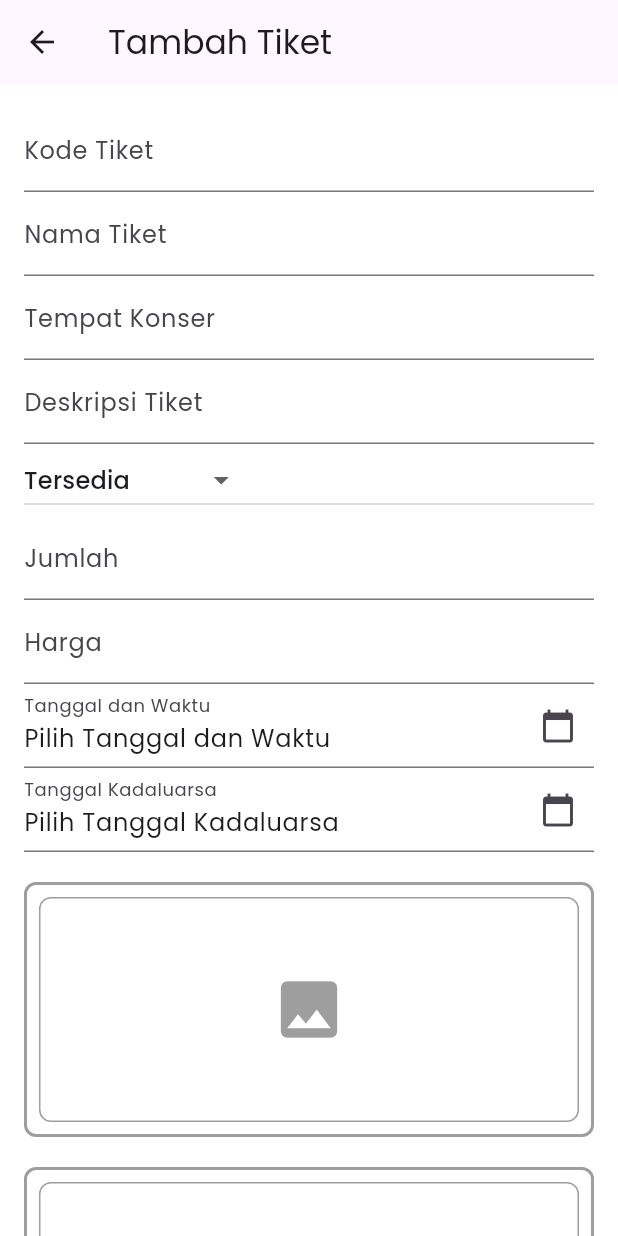
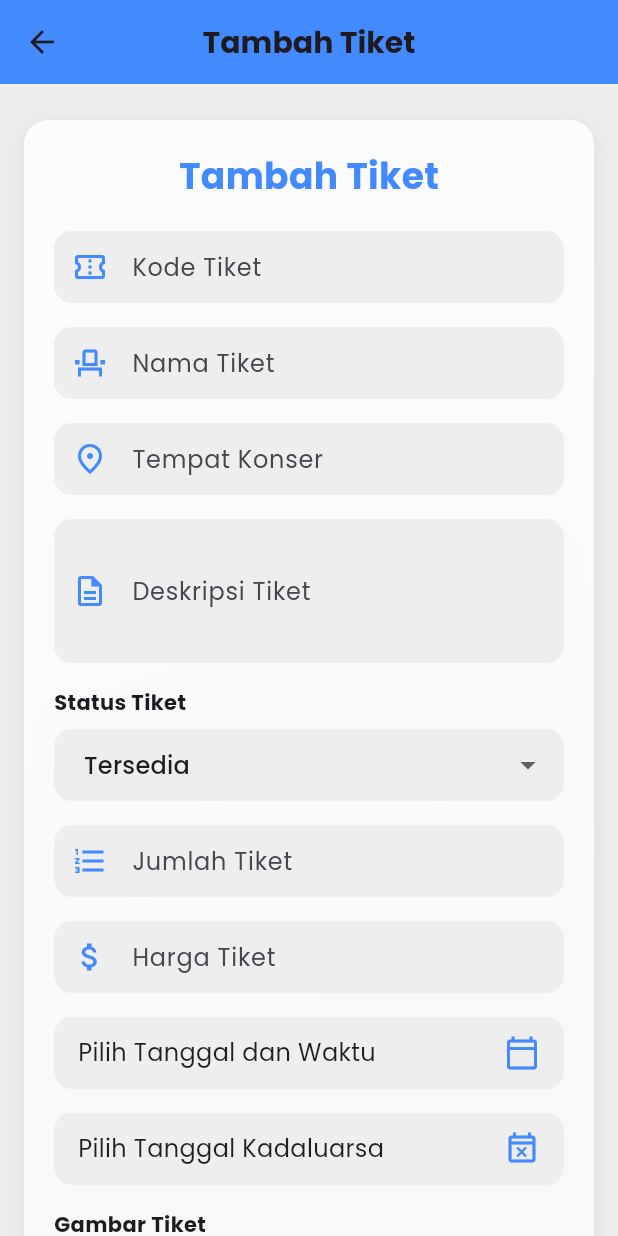
Before and after one commit to GustiSangAji/custix_flutter, a Flutter app: the add_Tiket screen opened by its route, on a phone screen of 412 x 824 dp. Run offline on Flutter 3.47's test engine with Material 3 defaults, Android fonts, the light colour scheme and no system bars; our stand-ins replace dio, fl_chart, flutter_svg, google_fonts, image_picker, lottie and 2 more; accounts and stored records are empty.

Commit message:
mau gusti

```diff
--- a/lib/screen/add_tiket.dart
+++ b/lib/screen/add_tiket.dart
@@ -249,62 +249,106 @@ class _AddTiketPageState extends State<add_Tiket> {
   Widget build(BuildContext context) {
     return Scaffold(
       appBar: AppBar(
-        title: Text(widget.selectedId == null ? 'Tambah Tiket' : 'Edit Tiket'),
+        title: Text(
+          widget.selectedId == null ? 'Tambah Tiket' : 'Edit Tiket',
+          style: TextStyle(fontWeight: FontWeight.bold, fontSize: 20),
         ),
-      body: Form(
-        key: _formKey,
-        child: ListView(
-          padding: EdgeInsets.all(16),
+        backgroundColor: Colors.blueAccent,
+        centerTitle: true,
+      ),
+      backgroundColor: Colors.grey.shade200, // Latar belakang modern
+      body: SingleChildScrollView(
+        padding: EdgeInsets.symmetric(horizontal: 16, vertical: 24),
+        child: Container(
+          decoration: BoxDecoration(
+            borderRadius: BorderRadius.circular(16),
+            gradient: LinearGradient(
+              colors: [Colors.white.withOpacity(0.9), Colors.grey.shade100],
+              begin: Alignment.topLeft,
+              end: Alignment.bottomRight,
+            ),
+            boxShadow: [
+              BoxShadow(
+                color: Colors.grey.shade300,
+                blurRadius: 10,
+                spreadRadius: 2,
+                offset: Offset(0, 4),
+              ),
+            ],
+          ),
+          padding: EdgeInsets.all(20),
+          child: Column(
+            crossAxisAlignment: CrossAxisAlignment.start,
             children: [
-            // Input Kode Tiket
-            TextFormField(
-              controller: _kodeTiketController,
-              decoration: InputDecoration(labelText: 'Kode Tiket'),
-              validator: (value) {
-                if (value == null || value.isEmpty) {
-                  return 'Kode Tiket wajib diisi';
-                }
-                return null;
-              },
+              // Judul Form
+              Center(
+                child: Text(
+                  widget.selectedId == null ? 'Tambah Tiket' : 'Edit Tiket',
+                  style: TextStyle(
+                    fontSize: 24,
+                    fontWeight: FontWeight.bold,
+                    color: Colors.blueAccent,
+                  ),
+                ),
               ),
 
-            // Input Nama Tiket
-            TextFormField(
-              controller: _nameController,
-              decoration: InputDecoration(labelText: 'Nama Tiket'),
-              validator: (value) {
-                if (value == null || value.isEmpty) {
-                  return 'Nama Tiket wajib diisi';
-                }
-                return null;
-              },
+              SizedBox(height: 20),
+
+              // Input Fields
+              _buildInputField(
+                controller: _kodeTiketController,
+                label: 'Kode Tiket',
+                hintText: 'Masukkan kode tiket',
+                icon: Icons.confirmation_number_outlined,
+                validator: (value) => value == null || value.isEmpty
+                    ? 'Kode Tiket wajib diisi'
+                    : null,
               ),
 
-            // Input Tempat Konser
-            TextFormField(
-              controller: _placeController,
-              decoration: InputDecoration(labelText: 'Tempat Konser'),
-              validator: (value) {
-                if (value == null || value.isEmpty) {
-                  return 'Tempat Konser wajib diisi';
-                }
-                return null;
-              },
+              SizedBox(height: 16),
+
+              _buildInputField(
+                controller: _nameController,
+                label: 'Nama Tiket',
+                hintText: 'Masukkan nama tiket',
+                icon: Icons.event_seat_outlined,
+                validator: (value) => value == null || value.isEmpty
+                    ? 'Nama Tiket wajib diisi'
+                    : null,
               ),
 
-            // Input Deskripsi Tiket
-            TextFormField(
-              controller: _descriptionController,
-              decoration: InputDecoration(labelText: 'Deskripsi Tiket'),
-              validator: (value) {
-                if (value == null || value.isEmpty) {
-                  return 'Deskripsi wajib diisi';
-                }
-                return null;
-              },
+              SizedBox(height: 16),
+
+              _buildInputField(
+                controller: _placeController,
+                label: 'Tempat Konser',
+                hintText: 'Masukkan tempat konser',
+                icon: Icons.place_outlined,
+                validator: (value) => value == null || value.isEmpty
+                    ? 'Tempat Konser wajib diisi'
+                    : null,
               ),
 
-            DropdownButton<String>(
+              SizedBox(height: 16),
+
+              _buildInputField(
+                controller: _descriptionController,
+                label: 'Deskripsi Tiket',
+                hintText: 'Masukkan deskripsi tiket',
+                icon: Icons.description_outlined,
+                maxLines: 3,
+                validator: (value) => value == null || value.isEmpty
+                    ? 'Deskripsi wajib diisi'
+                    : null,
+              ),
+
+              SizedBox(height: 16),
+
+              // Status Tiket
+              Text('Status Tiket',
+                  style: TextStyle(fontWeight: FontWeight.bold)),
+              SizedBox(height: 8),
+              DropdownButtonFormField<String>(
                 value: _statusTiket,
                 items: <String>['Tersedia', 'Tidak Tersedia']
                     .map((e) => DropdownMenuItem<String>(
@@ -317,113 +361,175 @@ class _AddTiketPageState extends State<add_Tiket> {
                     _statusTiket = value;
                   });
                 },
+                decoration: InputDecoration(
+                  filled: true,
+                  fillColor: Colors.grey.shade200,
+                  border: OutlineInputBorder(
+                    borderRadius: BorderRadius.circular(12),
+                    borderSide: BorderSide.none,
                   ),
-            // Input Harga
-            // Jumlah Tiket
-            TextFormField(
+                  contentPadding: EdgeInsets.symmetric(horizontal: 16),
+                ),
+              ),
+
+              SizedBox(height: 16),
+
+              _buildInputField(
                 controller: _quantityController,
-              decoration: InputDecoration(labelText: 'Jumlah'),
+                label: 'Jumlah Tiket',
+                hintText: 'Masukkan jumlah tiket',
+                icon: Icons.format_list_numbered_outlined,
                 keyboardType: TextInputType.number,
-              validator: (value) {
-                if (value == null || value.isEmpty) {
-                  return 'Jumlah wajib diisi';
-                }
-                return null;
-              },
+                validator: (value) => value == null || value.isEmpty
+                    ? 'Jumlah wajib diisi'
+                    : null,
               ),
-            TextFormField(
+
+              SizedBox(height: 16),
+
+              _buildInputField(
                 controller: _priceController,
-              decoration: InputDecoration(labelText: 'Harga'),
+                label: 'Harga Tiket',
+                hintText: 'Masukkan harga tiket',
+                icon: Icons.attach_money_outlined,
                 keyboardType: TextInputType.number,
-              validator: (value) {
-                if (value == null || value.isEmpty) {
-                  return 'Harga wajib diisi';
-                }
-                return null;
+                validator: (value) =>
+                    value == null || value.isEmpty ? 'Harga wajib diisi' : null,
+              ),
+
+              SizedBox(height: 16),
+
+              // Tanggal dan Waktu
+              _buildDateField(
+                label: 'Tanggal dan Waktu',
+                value: _datetime == null
+                    ? 'Pilih Tanggal dan Waktu'
+                    : '${DateFormat('dd MMM yyyy').format(_datetime!)} - ${_timeOfDay?.format(context)}',
+                icon: Icons.calendar_today_outlined,
+                onTap: () async {
+                  await _pickDate();
+                  await _pickTime();
+                  setState(() {});
                 },
               ),
 
-            // Input Tanggal dan Waktu
-            TextFormField(
-              controller: TextEditingController(
-                text: _datetime == null
-                    ? 'Pilih Tanggal dan Waktu'
-                    : '${DateFormat('dd MMM yyyy').format(_datetime!)} - ${_timeOfDay?.format(context)}',
-              ),
-              decoration: InputDecoration(
-                labelText: 'Tanggal dan Waktu',
-                suffixIcon:
-                    Icon(Icons.calendar_today), // Pindahkan ikon ke kanan
-              ),
-              readOnly: true, // Membuat field hanya bisa dibaca
-              onTap: () async {
-                // Tanggal dan Waktu dipilih bersama-sama
-                await _pickDate(); // Ambil tanggal
-                await _pickTime(); // Ambil waktu
-                setState(() {}); // Memperbarui tampilan setelah memilih
-              },
-            ),
-// Input Tanggal Kadaluarsa
-            TextFormField(
-              controller: TextEditingController(
-                text: _expiryDate == null
+              SizedBox(height: 16),
+
+              // Tanggal Kadaluarsa
+              _buildDateField(
+                label: 'Tanggal Kadaluarsa',
+                value: _expiryDate == null
                     ? 'Pilih Tanggal Kadaluarsa'
                     : DateFormat('dd MMM yyyy').format(_expiryDate!),
-              ),
-              decoration: InputDecoration(
-                labelText: 'Tanggal Kadaluarsa',
-                suffixIcon:
-                    Icon(Icons.calendar_today), // Pindahkan ikon ke kanan
-              ),
-              readOnly: true, // Membuat field hanya bisa dibaca
+                icon: Icons.event_busy_outlined,
                 onTap: () async {
-                // Pilih tanggal kadaluarsa
                   await _pickExpiryDate();
-                setState(() {}); // Memperbarui tampilan setelah memilih
+                  setState(() {});
                 },
               ),
 
-// Memberi jarak antar elemen
-            SizedBox(height: 20), // Anda bisa menyesuaikan jaraknya
+              SizedBox(height: 16),
 
               // Gambar Tiket dan Banner
+              Text('Gambar Tiket',
+                  style: TextStyle(fontWeight: FontWeight.bold)),
+              SizedBox(height: 8),
               GestureDetector(
                 onTap: () => _pickImage(false),
-              child: Container(
-                padding: EdgeInsets.all(8), // Memberi jarak di dalam border
-                decoration: BoxDecoration(
-                  border: Border.all(
-                      color: Colors.grey, width: 2), // Memberi border
-                  borderRadius: BorderRadius.circular(
-                      8), // Membuat sudut border melengkung
-                ),
                 child: _buildImageContainer(_imageUrl, _imageFile, false),
               ),
+
+              SizedBox(height: 16),
+
+              Text('Banner Tiket',
+                  style: TextStyle(fontWeight: FontWeight.bold)),
+              SizedBox(height: 8),
+              GestureDetector(
+                onTap: () => _pickImage(true),
+                child: _buildImageContainer(_bannerUrl, _bannerFile, true),
               ),
 
-            SizedBox(height: 20), // Memberi jarak antar gambar tiket dan banner
-            GestureDetector(
-              onTap: () => _pickImage(true),
-              child: Container(
-                padding: EdgeInsets.all(8), // Memberi jarak di dalam border
-                decoration: BoxDecoration(
-                  border: Border.all(
-                      color: Colors.grey, width: 2), // Memberi border
-                  borderRadius: BorderRadius.circular(
-                      8), // Membuat sudut border melengkung
+              SizedBox(height: 24),
+
+              // Tombol Submit
+              Center(
+                child: ElevatedButton(
+                  onPressed: _submit,
+                  style: ElevatedButton.styleFrom(
+                    backgroundColor: Colors.blueAccent,
+                    shape: RoundedRectangleBorder(
+                      borderRadius: BorderRadius.circular(12),
                     ),
-                child: _buildImageContainer(_bannerUrl, _bannerFile, true),
+                    padding: EdgeInsets.symmetric(horizontal: 32, vertical: 12),
+                  ),
+                  child: Text(
+                    widget.selectedId == null
+                        ? 'Tambah Tiket'
+                        : 'Perbarui Tiket',
+                    style: TextStyle(fontSize: 16),
                   ),
                 ),
+              ),
+            ],
+          ),
+        ),
+      ),
+    );
+  }
 
-            // Tombol Submit
-            SizedBox(height: 20),
-            ElevatedButton(
-              onPressed: _submit,
-              child: Text(widget.selectedId == null
-                  ? 'Tambah Tiket'
-                  : 'Perbarui Tiket'),
+// Widget untuk input field
+  Widget _buildInputField({
+    required TextEditingController controller,
+    required String label,
+    String? hintText,
+    IconData? icon,
+    int maxLines = 1,
+    TextInputType keyboardType = TextInputType.text,
+    String? Function(String?)? validator,
+  }) {
+    return TextFormField(
+      controller: controller,
+      decoration: InputDecoration(
+        labelText: label,
+        hintText: hintText,
+        prefixIcon: icon != null ? Icon(icon, color: Colors.blueAccent) : null,
+        filled: true,
+        fillColor: Colors.grey.shade200,
+        border: OutlineInputBorder(
+          borderRadius: BorderRadius.circular(12),
+          borderSide: BorderSide.none,
         ),
+        contentPadding: EdgeInsets.symmetric(horizontal: 16, vertical: 12),
+      ),
+      maxLines: maxLines,
+      keyboardType: keyboardType,
+      validator: validator,
+    );
+  }
+
+// Widget untuk input tanggal
+  Widget _buildDateField({
+    required String label,
+    required String value,
+    required VoidCallback onTap,
+    IconData? icon,
+  }) {
+    return GestureDetector(
+      onTap: onTap,
+      child: Container(
+        decoration: BoxDecoration(
+          borderRadius: BorderRadius.circular(12),
+          color: Colors.grey.shade200,
+        ),
+        padding: EdgeInsets.symmetric(horizontal: 16, vertical: 12),
+        child: Row(
+          mainAxisAlignment: MainAxisAlignment.spaceBetween,
+          children: [
+            Text(
+              value,
+              style: TextStyle(fontSize: 16, color: Colors.black87),
+            ),
+            if (icon != null) Icon(icon, color: Colors.blueAccent),
           ],
         ),
       ),
```
Lines whose indentation alone changed are shown as unchanged.
